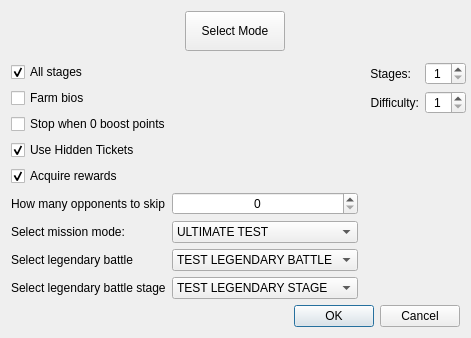
Old version of the form lib/gui/designes/queue_editor_window.ui in the repository tmarenko/mff_auto.
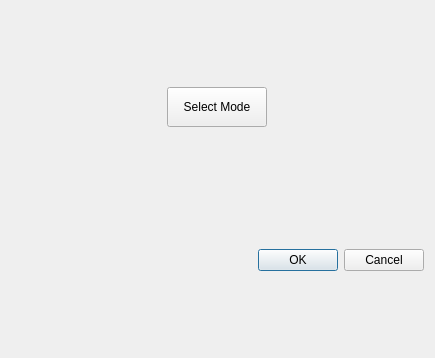
New version of the form.

Commit message: gui: dynamic queue editor

The edit to the form file:
```diff
--- a/lib/gui/designes/queue_editor_window.ui
+++ b/lib/gui/designes/queue_editor_window.ui
@@ -7,7 +7,7 @@
     <x>0</x>
     <y>0</y>
     <width>435</width>
-    <height>338</height>
+    <height>358</height>
    </rect>
   </property>
   <property name="sizePolicy">
@@ -19,7 +19,7 @@
   <property name="windowTitle">
    <string>Add mission to queue</string>
   </property>
-  <layout class="QVBoxLayout" name="verticalLayout" stretch="0,0,1,0">
+  <layout class="QVBoxLayout" name="verticalLayout" stretch="0,0,0,0">
    <item>
     <layout class="QHBoxLayout" name="horizontalLayout_2">
      <item>
@@ -42,6 +42,9 @@
      <property name="orientation">
       <enum>Qt::Vertical</enum>
      </property>
+     <property name="sizeType">
+      <enum>QSizePolicy::Fixed</enum>
+     </property>
      <property name="sizeHint" stdset="0">
       <size>
        <width>20</width>
@@ -51,201 +54,7 @@
     </spacer>
    </item>
    <item>
-    <layout class="QHBoxLayout" name="horizontalLayout" stretch="1,0">
-     <property name="spacing">
-      <number>6</number>
-     </property>
-     <item>
-      <layout class="QFormLayout" name="formLayout_3">
-       <property name="fieldGrowthPolicy">
-        <enum>QFormLayout::AllNonFixedFieldsGrow</enum>
-       </property>
-       <property name="rowWrapPolicy">
-        <enum>QFormLayout::DontWrapRows</enum>
-       </property>
-       <property name="labelAlignment">
-        <set>Qt::AlignLeading|Qt::AlignLeft|Qt::AlignVCenter</set>
-       </property>
-       <property name="formAlignment">
-        <set>Qt::AlignLeading|Qt::AlignLeft|Qt::AlignTop</set>
-       </property>
-       <item row="0" column="0">
-        <widget class="QCheckBox" name="all_stages_check_box">
-         <property name="text">
-          <string>All stages</string>
-         </property>
-         <property name="checked">
-          <bool>true</bool>
-         </property>
-        </widget>
-       </item>
-       <item row="1" column="0">
-        <widget class="QCheckBox" name="farm_bios_check_box">
-         <property name="text">
-          <string>Farm bios</string>
-         </property>
-        </widget>
-       </item>
-       <item row="2" column="0" colspan="2">
-        <widget class="QCheckBox" name="zero_boosts_check_box">
-         <property name="text">
-          <string>Stop when 0 boost points</string>
-         </property>
-        </widget>
-       </item>
-       <item row="3" column="0" colspan="2">
-        <widget class="QCheckBox" name="use_hidden_tickets_checkbox">
-         <property name="text">
-          <string>Use Hidden Tickets</string>
-         </property>
-         <property name="checked">
-          <bool>true</bool>
-         </property>
-        </widget>
-       </item>
-       <item row="4" column="0">
-        <widget class="QCheckBox" name="dm_acquire_rewards_checkbox">
-         <property name="text">
-          <string>Acquire rewards</string>
-         </property>
-         <property name="checked">
-          <bool>true</bool>
-         </property>
-        </widget>
-       </item>
-       <item row="5" column="0">
-        <widget class="QLabel" name="timeline_skip_label">
-         <property name="text">
-          <string>How many opponents to skip</string>
-         </property>
-        </widget>
-       </item>
-       <item row="5" column="1">
-        <widget class="QSpinBox" name="timeline_skip_combobox">
-         <property name="alignment">
-          <set>Qt::AlignCenter</set>
-         </property>
-         <property name="minimum">
-          <number>0</number>
-         </property>
-         <property name="value">
-          <number>0</number>
-         </property>
-        </widget>
-       </item>
-       <item row="6" column="1">
-        <widget class="QComboBox" name="mission_mode_combo_box">
-         <property name="layoutDirection">
-          <enum>Qt::LeftToRight</enum>
-         </property>
-         <property name="currentText">
-          <string>ULTIMATE TEST</string>
-         </property>
-         <property name="currentIndex">
-          <number>0</number>
-         </property>
-         <item>
-          <property name="text">
-           <string>ULTIMATE TEST</string>
-          </property>
-         </item>
-        </widget>
-       </item>
-       <item row="6" column="0">
-        <widget class="QLabel" name="mission_mode_label">
-         <property name="text">
-          <string>Select mission mode:</string>
-         </property>
-        </widget>
-       </item>
-       <item row="7" column="0">
-        <widget class="QLabel" name="legendary_battle_label">
-         <property name="text">
-          <string>Select legendary battle</string>
-         </property>
-        </widget>
-       </item>
-       <item row="7" column="1">
-        <widget class="QComboBox" name="legendary_battle_combo_box">
-         <item>
-          <property name="text">
-           <string>TEST LEGENDARY BATTLE</string>
-          </property>
-         </item>
-        </widget>
-       </item>
-       <item row="8" column="0">
-        <widget class="QLabel" name="legendary_battle_stage_label">
-         <property name="text">
-          <string>Select legendary battle stage</string>
-         </property>
-        </widget>
-       </item>
-       <item row="8" column="1">
-        <widget class="QComboBox" name="legendary_battle_stage_combo_box">
-         <item>
-          <property name="text">
-           <string>TEST LEGENDARY STAGE</string>
-          </property>
-         </item>
-        </widget>
-       </item>
-      </layout>
-     </item>
-     <item>
-      <layout class="QFormLayout" name="formLayout_2">
-       <property name="fieldGrowthPolicy">
-        <enum>QFormLayout::FieldsStayAtSizeHint</enum>
-       </property>
-       <property name="formAlignment">
-        <set>Qt::AlignRight|Qt::AlignTop|Qt::AlignTrailing</set>
-       </property>
-       <item row="0" column="0">
-        <widget class="QLabel" name="stages_label">
-         <property name="layoutDirection">
-          <enum>Qt::LeftToRight</enum>
-         </property>
-         <property name="text">
-          <string>Stages:</string>
-         </property>
-         <property name="alignment">
-          <set>Qt::AlignRight|Qt::AlignTrailing|Qt::AlignVCenter</set>
-         </property>
-        </widget>
-       </item>
-       <item row="0" column="1">
-        <widget class="QSpinBox" name="stages_spin_box">
-         <property name="alignment">
-          <set>Qt::AlignCenter</set>
-         </property>
-         <property name="minimum">
-          <number>1</number>
-         </property>
-        </widget>
-       </item>
-       <item row="1" column="0">
-        <widget class="QLabel" name="difficulty_label">
-         <property name="text">
-          <string>Difficulty:</string>
-         </property>
-         <property name="alignment">
-          <set>Qt::AlignRight|Qt::AlignTrailing|Qt::AlignVCenter</set>
-         </property>
-        </widget>
-       </item>
-       <item row="1" column="1">
-        <widget class="QSpinBox" name="difficulty_spin_box">
-         <property name="alignment">
-          <set>Qt::AlignCenter</set>
-         </property>
-         <property name="minimum">
-          <number>1</number>
-         </property>
-        </widget>
-       </item>
-      </layout>
-     </item>
-    </layout>
+    <layout class="QFormLayout" name="formLayout"/>
    </item>
    <item>
     <widget class="QDialogButtonBox" name="editor_button_box">
```
The commit also changes 3 other files.
